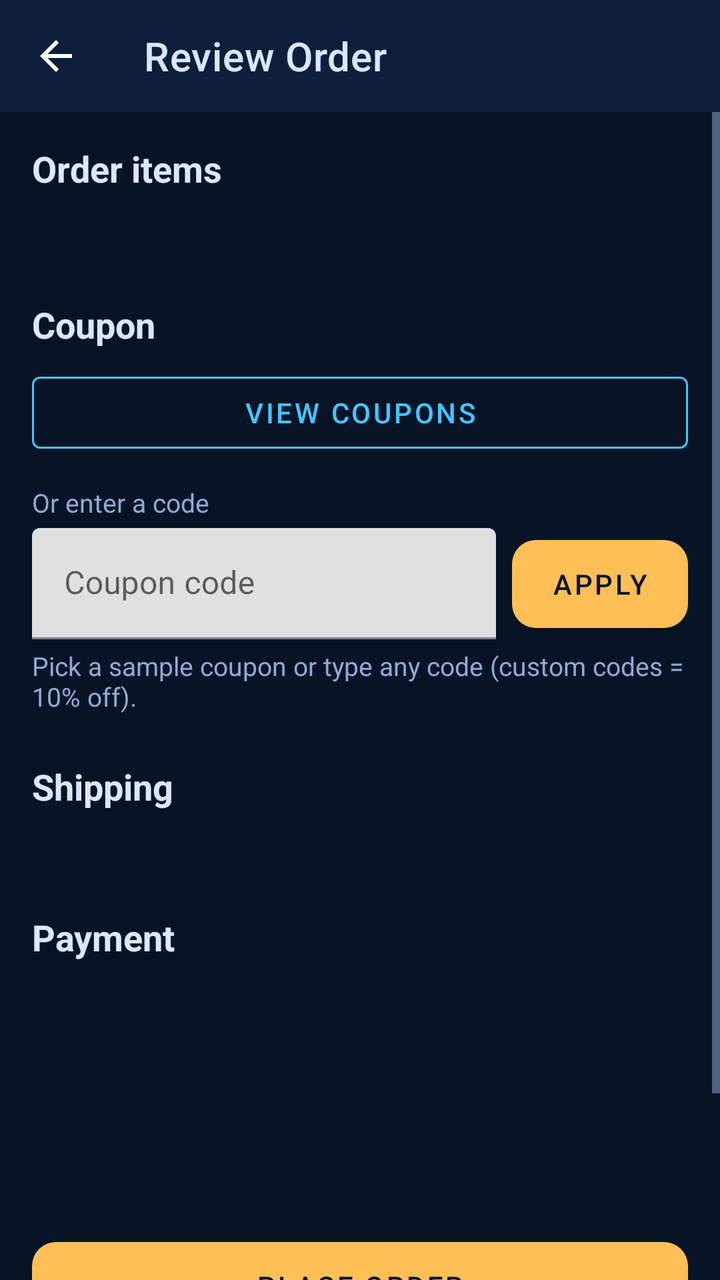
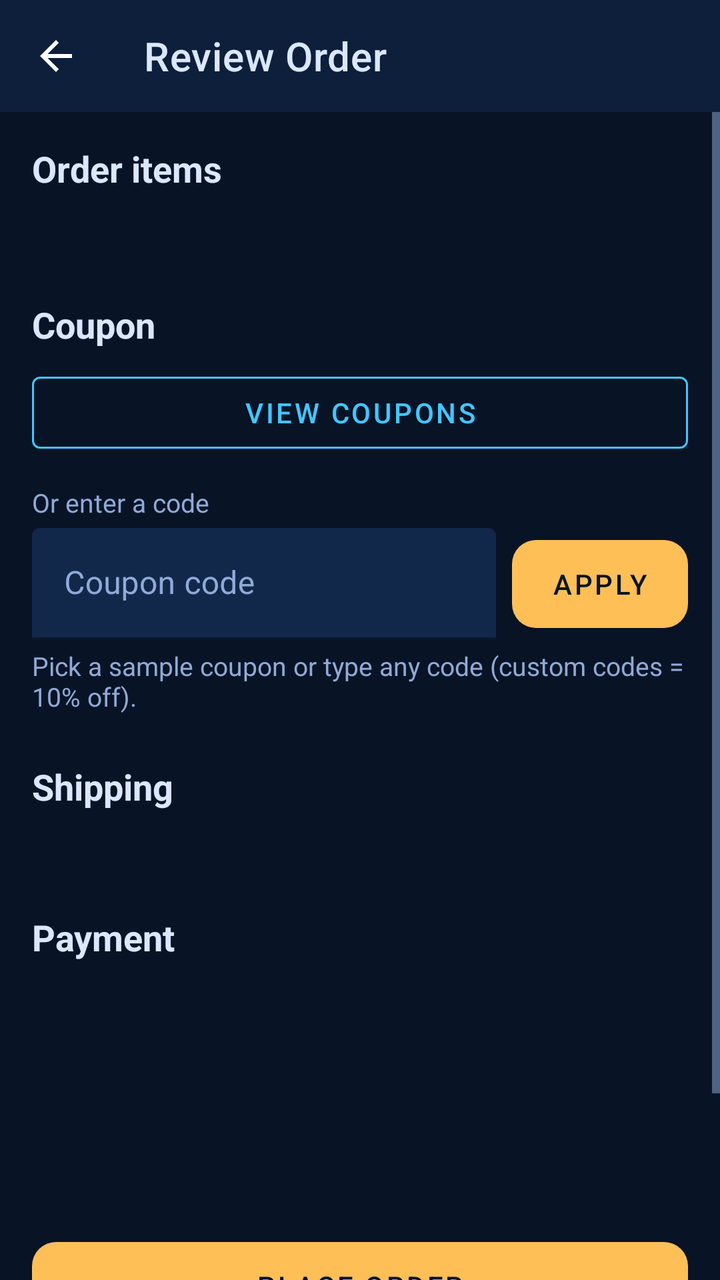

Before-and-after screenshots of an Android layout around one commit, followed by the original layout XML and the change that was made.
<!-- AndroidManifest.xml: application theme Theme.Lebyy -->
<!-- res/layout/activity_checkout_overview.xml -->
<?xml version="1.0" encoding="utf-8"?>
<LinearLayout xmlns:android="http://schemas.android.com/apk/res/android"
    xmlns:app="http://schemas.android.com/apk/res-auto"
    android:layout_width="match_parent"
    android:layout_height="match_parent"
    android:background="@color/lebyy_bg"
    android:orientation="vertical">

    <com.google.android.material.appbar.MaterialToolbar
        android:id="@+id/toolbar"
        android:layout_width="match_parent"
        android:layout_height="?attr/actionBarSize"
        android:background="@color/lebyy_bg_2"
        android:theme="@style/ThemeOverlay.MaterialComponents.Dark.ActionBar"
        app:navigationIcon="?attr/homeAsUpIndicator"
        app:title="@string/review_title"
        app:titleTextColor="@color/lebyy_text" />

    <ScrollView
        android:layout_width="match_parent"
        android:layout_height="0dp"
        android:layout_weight="1">

        <LinearLayout
            android:layout_width="match_parent"
            android:layout_height="wrap_content"
            android:orientation="vertical"
            android:padding="16dp">

            <TextView
                android:layout_width="match_parent"
                android:layout_height="wrap_content"
                android:text="@string/order_items"
                android:textColor="@color/lebyy_text"
                android:textSize="18sp"
                android:textStyle="bold" />

            <TextView
                android:id="@+id/overviewItems"
                android:layout_width="match_parent"
                android:layout_height="wrap_content"
                android:layout_marginTop="8dp"
                android:contentDescription="test-ReviewItem"
                android:textColor="@color/lebyy_text"
                android:textSize="16sp" />

            <TextView
                android:layout_width="match_parent"
                android:layout_height="wrap_content"
                android:layout_marginTop="24dp"
                android:text="@string/coupon"
                android:textColor="@color/lebyy_text"
                android:textSize="18sp"
                android:textStyle="bold" />

            <com.google.android.material.button.MaterialButton
                android:id="@+id/buttonViewCoupons"
                style="@style/Widget.MaterialComponents.Button.OutlinedButton"
                android:layout_width="match_parent"
                android:layout_height="48dp"
                android:layout_marginTop="8dp"
                android:contentDescription="test-VIEW COUPONS"
                android:text="@string/view_coupons"
                android:textAllCaps="true"
                android:textColor="@color/lebyy_primary"
                app:strokeColor="@color/lebyy_primary" />

            <LinearLayout
                android:id="@+id/couponList"
                android:layout_width="match_parent"
                android:layout_height="wrap_content"
                android:layout_marginTop="8dp"
                android:contentDescription="test-CouponList"
                android:orientation="vertical"
                android:visibility="gone" />

            <TextView
                android:layout_width="match_parent"
                android:layout_height="wrap_content"
                android:layout_marginTop="12dp"
                android:text="@string/or_enter_coupon"
                android:textColor="@color/lebyy_muted"
                android:textSize="13sp" />

            <LinearLayout
                android:layout_width="match_parent"
                android:layout_height="wrap_content"
                android:layout_marginTop="4dp"
                android:gravity="center_vertical"
                android:orientation="horizontal">

                <com.google.android.material.textfield.TextInputLayout
                    android:layout_width="0dp"
                    android:layout_height="wrap_content"
                    android:layout_weight="1">

                    <com.google.android.material.textfield.TextInputEditText
                        android:id="@+id/inputCoupon"
                        android:layout_width="match_parent"
                        android:layout_height="wrap_content"
                        android:contentDescription="test-Coupon"
                        android:hint="@string/coupon_code"
                        android:inputType="textCapCharacters" />
                </com.google.android.material.textfield.TextInputLayout>

                <com.google.android.material.button.MaterialButton
                    android:id="@+id/buttonApplyCoupon"
                    android:layout_width="wrap_content"
                    android:layout_height="56dp"
                    android:layout_marginStart="8dp"
                    android:contentDescription="test-APPLY COUPON"
                    android:text="@string/apply_coupon"
                    android:textAllCaps="true" />
            </LinearLayout>

            <TextView
                android:id="@+id/couponStatus"
                android:layout_width="match_parent"
                android:layout_height="wrap_content"
                android:layout_marginTop="4dp"
                android:contentDescription="test-CouponApplied"
                android:text="@string/coupon_hint"
                android:textColor="@color/lebyy_muted"
                android:textSize="13sp" />

            <TextView
                android:layout_width="match_parent"
                android:layout_height="wrap_content"
                android:layout_marginTop="24dp"
                android:text="@string/shipping_information"
                android:textColor="@color/lebyy_text"
                android:textSize="18sp"
                android:textStyle="bold" />

            <TextView
                android:id="@+id/shippingInfo"
                android:layout_width="match_parent"
                android:layout_height="wrap_content"
                android:layout_marginTop="8dp"
                android:contentDescription="test-ReviewShipping"
                android:textColor="@color/lebyy_muted" />

            <TextView
                android:layout_width="match_parent"
                android:layout_height="wrap_content"
                android:layout_marginTop="24dp"
                android:text="@string/payment_information"
                android:textColor="@color/lebyy_text"
                android:textSize="18sp"
                android:textStyle="bold" />

            <TextView
                android:id="@+id/paymentInfo"
                android:layout_width="match_parent"
                android:layout_height="wrap_content"
                android:layout_marginTop="8dp"
                android:contentDescription="test-ReviewPayment"
                android:textColor="@color/lebyy_muted" />

            <TextView
                android:id="@+id/overviewSubtotal"
                android:layout_width="match_parent"
                android:layout_height="wrap_content"
                android:layout_marginTop="24dp"
                android:contentDescription="test-ReviewSubtotal"
                android:textColor="@color/lebyy_muted"
                android:textSize="15sp" />

            <TextView
                android:id="@+id/overviewDiscount"
                android:layout_width="match_parent"
                android:layout_height="wrap_content"
                android:layout_marginTop="4dp"
                android:contentDescription="test-ReviewDiscount"
                android:textColor="@color/lebyy_success"
                android:textSize="15sp"
                android:visibility="gone" />

            <TextView
                android:id="@+id/overviewTotal"
                android:layout_width="match_parent"
                android:layout_height="wrap_content"
                android:layout_marginTop="8dp"
                android:contentDescription="test-ReviewTotal"
                android:textColor="@color/lebyy_primary"
                android:textSize="20sp"
                android:textStyle="bold" />

            <com.google.android.material.button.MaterialButton
                android:id="@+id/buttonPlaceOrder"
                android:layout_width="match_parent"
                android:layout_height="56dp"
                android:layout_marginTop="28dp"
                android:contentDescription="test-PLACE ORDER"
                android:text="@string/place_order"
                android:textAllCaps="true"
                android:textColor="@color/lebyy_bg"
                app:backgroundTint="@color/lebyy_accent"
                app:cornerRadius="12dp" />

            <com.google.android.material.button.MaterialButton
                android:id="@+id/buttonCancel"
                style="@style/Widget.MaterialComponents.Button.OutlinedButton"
                android:layout_width="match_parent"
                android:layout_height="56dp"
                android:layout_marginTop="8dp"
                android:contentDescription="test-CANCEL"
                android:text="@string/cancel"
                android:textAllCaps="true"
                android:textColor="@color/lebyy_primary"
                app:strokeColor="@color/lebyy_primary" />
        </LinearLayout>
    </ScrollView>
</LinearLayout>
<!-- resources referenced by this layout -->
<resources>
  <color name="lebyy_accent">#FFBF57</color>
  <color name="lebyy_bg">#081426</color>
  <color name="lebyy_bg_2">#0D1F3A</color>
  <color name="lebyy_muted">#90AAD6</color>
  <color name="lebyy_primary">#42C6FF</color>
  <color name="lebyy_success">#2DD4BF</color>
  <color name="lebyy_text">#DBE7FF</color>
  <string name="apply_coupon">APPLY</string>
  <string name="cancel">CANCEL</string>
  <string name="coupon">Coupon</string>
  <string name="coupon_code">Coupon code</string>
  <string name="coupon_hint">Pick a sample coupon or type any code (custom codes = 10% off).</string>
  <string name="or_enter_coupon">Or enter a code</string>
  <string name="order_items">Order items</string>
  <string name="payment_information">Payment</string>
  <string name="place_order">PLACE ORDER</string>
  <string name="review_title">Review Order</string>
  <string name="shipping_information">Shipping</string>
  <string name="view_coupons">VIEW COUPONS</string>
  <style name="Widget.Lebyy.Button" parent="Widget.MaterialComponents.Button">
          <item name="backgroundTint">@color/lebyy_accent</item>
          <item name="android:textColor">@color/lebyy_bg</item>
          <item name="cornerRadius">12dp</item>
      </style>
  <style name="ThemeOverlay.Lebyy.Dialog" parent="ThemeOverlay.MaterialComponents.MaterialAlertDialog">
          <item name="colorPrimary">@color/lebyy_primary</item>
          <item name="colorSurface">@color/white</item>
          <item name="colorOnSurface">#0F2144</item>
          <item name="android:background">@color/white</item>
          <item name="materialAlertDialogTitleTextStyle">@style/Lebyy.Dialog.Title</item>
          <item name="materialAlertDialogBodyTextStyle">@style/Lebyy.Dialog.Body</item>
          <item name="buttonBarPositiveButtonStyle">@style/Lebyy.Dialog.Button</item>
          <item name="buttonBarNegativeButtonStyle">@style/Lebyy.Dialog.Button</item>
      </style>
  <color name="white">#FFFFFF</color>
  <style name="Lebyy.Dialog.Title" parent="MaterialAlertDialog.MaterialComponents.Title.Text">
          <item name="android:textColor">#0F2144</item>
          <item name="android:textSize">18sp</item>
          <item name="android:textStyle">bold</item>
      </style>
  <style name="Lebyy.Dialog.Body" parent="MaterialAlertDialog.MaterialComponents.Body.Text">
          <item name="android:textColor">#1F3A5F</item>
          <item name="android:textSize">15sp</item>
      </style>
  <style name="Lebyy.Dialog.Button" parent="Widget.MaterialComponents.Button.TextButton.Dialog">
          <item name="android:textColor">@color/lebyy_primary_2</item>
          <item name="android:textStyle">bold</item>
      </style>
  <color name="lebyy_primary_2">#6E8BFF</color>
  <!-- unchanged entries left out for length: 1 -->
</resources>

<!-- the commit's change to res/layout/activity_checkout_overview.xml (unified diff, before → after) -->
@@ -90,16 +90,18 @@
                 android:orientation="horizontal">
 
                 <com.google.android.material.textfield.TextInputLayout
+                    style="@style/Widget.Lebyy.TextInputLayout"
                     android:layout_width="0dp"
                     android:layout_height="wrap_content"
-                    android:layout_weight="1">
+                    android:layout_weight="1"
+                    android:hint="@string/coupon_code">
 
                     <com.google.android.material.textfield.TextInputEditText
                         android:id="@+id/inputCoupon"
+                        style="@style/Widget.Lebyy.TextInputEditText"
                         android:layout_width="match_parent"
                         android:layout_height="wrap_content"
                         android:contentDescription="test-Coupon"
-                        android:hint="@string/coupon_code"
                         android:inputType="textCapCharacters" />
                 </com.google.android.material.textfield.TextInputLayout>
 
<!-- resource entries referenced after the edit -->
@@ -19,6 +19,18 @@
   <string name="review_title">Review Order</string>
   <string name="shipping_information">Shipping</string>
   <string name="view_coupons">VIEW COUPONS</string>
+  <style name="Widget.Lebyy.TextInputEditText" parent="Widget.MaterialComponents.TextInputEditText.FilledBox">
+          <item name="android:textColor">@color/lebyy_text</item>
+          <item name="android:textColorHint">@color/lebyy_muted</item>
+      </style>
+  <style name="Widget.Lebyy.TextInputLayout" parent="Widget.MaterialComponents.TextInputLayout.FilledBox">
+          <item name="boxBackgroundColor">@color/lebyy_surface</item>
+          <item name="boxStrokeColor">@color/lebyy_primary</item>
+          <item name="hintTextColor">@color/lebyy_primary</item>
+          <item name="android:textColorHint">@color/lebyy_muted</item>
+          <item name="placeholderTextColor">@color/lebyy_muted</item>
+      </style>
+  <color name="lebyy_surface">#12284B</color>
   <style name="Widget.Lebyy.Button" parent="Widget.MaterialComponents.Button">
           <item name="backgroundTint">@color/lebyy_accent</item>
           <item name="android:textColor">@color/lebyy_bg</item>
